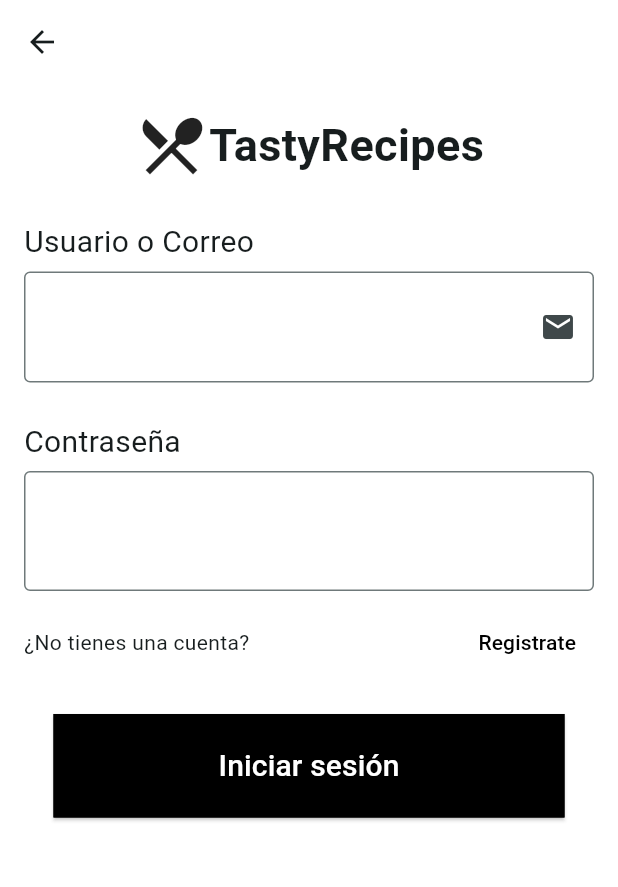
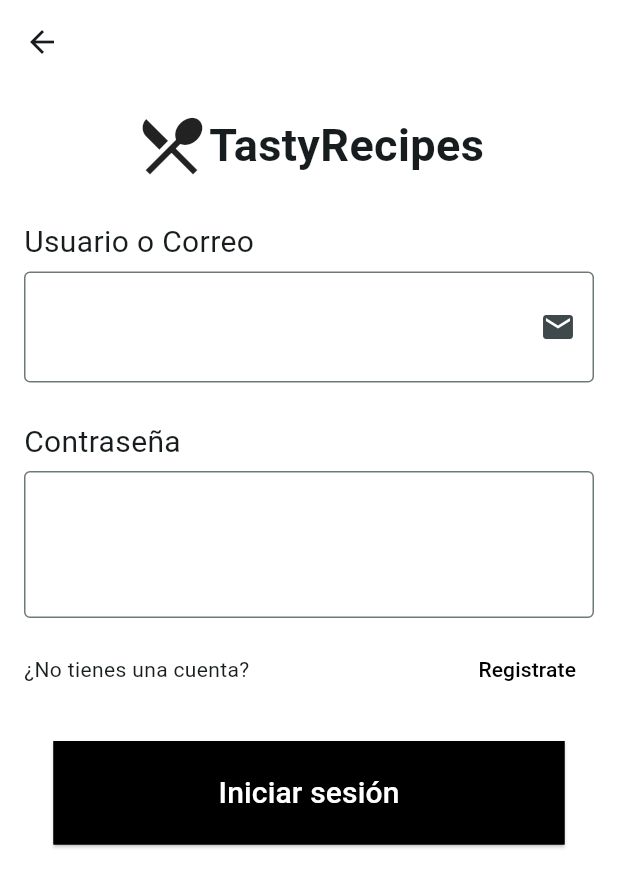
Before and after one commit to gmmaliel24/recetario, a Flutter app: the screen it shows after launch, after a tap on "Iniciar Sesión", on a phone screen of 412 x 824 dp. Shown: the top 887 px of the screen. Run offline on Flutter 3.47's test engine with Material 3 defaults, Android fonts, the phone set to English and light mode, and no system bars; our stand-ins replace dropdown_button2, image_picker, sqflite; accounts and stored records are empty.

```diff
--- a/lib/pantallas/inicio_sesion.dart
+++ b/lib/pantallas/inicio_sesion.dart
@@ -113,7 +113,8 @@ class _InicioSesionState extends State<InicioSesion> {
                     decoration: const InputDecoration(
                       suffixIcon: Icon(Icons.email),
                       border: OutlineInputBorder(),
-                      contentPadding: EdgeInsets.symmetric(vertical: 25.0),
+                      contentPadding: EdgeInsets.symmetric(
+                          vertical: 25.0, horizontal: 10.0),
                     ),
                   ),
                   const SizedBox(
@@ -129,6 +130,8 @@ class _InicioSesionState extends State<InicioSesion> {
                   TextField(
                     controller: _passwordController,
                     decoration: InputDecoration(
+                        contentPadding: const EdgeInsets.symmetric(
+                            vertical: 25.0, horizontal: 10.0),
                         border: OutlineInputBorder(),
                         suffix: IconButton(
                           icon: Icon(
--- a/lib/pantallas/pantallaInicio.dart
+++ b/lib/pantallas/pantallaInicio.dart
@@ -40,8 +40,8 @@ class Pantallainicio extends StatelessWidget {
                 height: 350,
                 width: double.infinity,
                 //child: I
-                child: Image.network(
-                  'https://media.traveler.es/photos/6389bc6569e39d7e3c4deea1/16:9/w_1600,c_limit/iStock-1284242004.jpg',
+                child: Image.asset(
+                  'assets/imagens/fondo.avif',
                   fit: BoxFit.cover,
                 )),
             const SizedBox(height: 30),
--- a/pubspec.yaml
+++ b/pubspec.yaml
@@ -30,6 +30,7 @@ flutter:
 
   assets:
     - assets/imagens/fondo.jpg
+    - assets/imagens/fondo.avif
 
   # example:
   # fonts:
```
